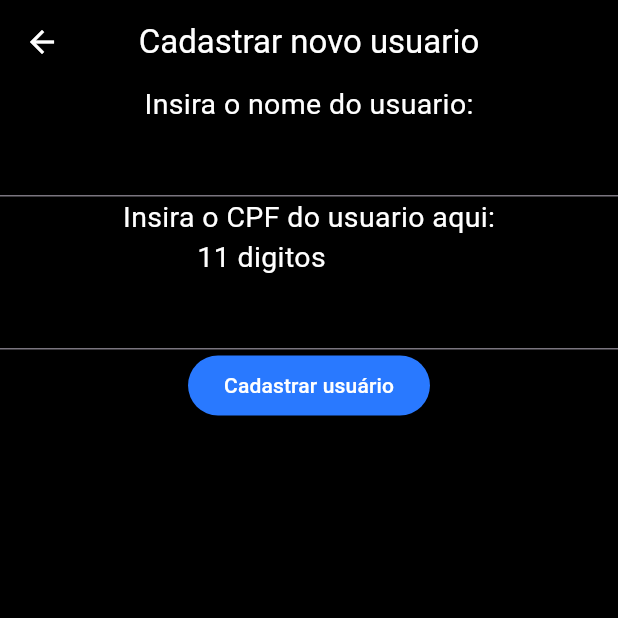
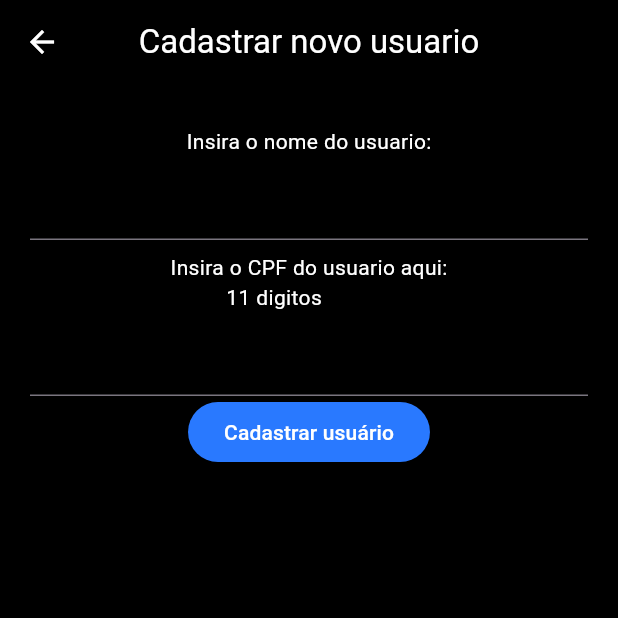
Before and after one commit to santos243/teste_app_api, a Flutter app: the screen it shows after launch, after a tap on "Cadastrar usuário", on a phone screen of 412 x 824 dp, the top half of it. Run offline on Flutter 3.47's test engine with Material 3 defaults, Android fonts, the phone set to English and light mode, and no system bars; network calls fail.

Commit message:
commit inicial

```diff
--- a/lib/core/http/application/my_http.dart
+++ b/lib/core/http/application/my_http.dart
@@ -39,8 +39,6 @@ class MyHttpService<T extends IModel> {
     );
     if (response.statusCode == 400) {
       throw Exception("Campo invalido ou nao preenchido.");
-    } else if (response.statusCode == 200) {
-      throw Exception("Cadastro efetuado com sucesso!");
     } else if (response.statusCode == 500) {
       throw Exception(
           "Ops, parece que nosso servidor está passando por manutenções, tente novamente mais tarde.");
@@ -59,8 +57,6 @@ class MyHttpService<T extends IModel> {
     } else if (response.statusCode == 500) {
       throw Exception(
           "Ops, parece que nosso servidor está passando por manutenções, tente novamente mais tarde.");
-    } else if (response.statusCode == 200) {
-      // throw Exception("Deleção efetuada com sucesso.");
     }
   }
 
--- a/lib/models/produto.dart
+++ b/lib/models/produto.dart
@@ -30,10 +30,9 @@ class Produto extends IModel {
   factory Produto.fromJson(String source) =>
       Produto.fromMap(json.decode(source) as Map<String, dynamic>);
 
-@override
+  @override
   Map<String, dynamic> toMap() {
     return <String, dynamic>{
-
       'nome': nome,
       'categoria': categoria,
       'valor': valor,
@@ -50,5 +49,4 @@ class Produto extends IModel {
   fromMap(Map<String, dynamic> map) {
     Produto.fromMap(map);
   }
-
 }
--- a/lib/paginas/pagina_cadastrar_user_page.dart
+++ b/lib/paginas/pagina_cadastrar_user_page.dart
@@ -32,22 +32,30 @@ class _PaginaCadastrarUserPageState extends State<PaginaCadastrarUserPage> {
         backgroundColor: Colors.black,
       ),
       body: Center(
+        child: Padding(
+          padding: const EdgeInsets.all(20.0),
           child: Column(
             mainAxisAlignment: MainAxisAlignment.start,
             crossAxisAlignment: CrossAxisAlignment.center,
             children: [
-            const Text(
+              const Padding(
+                padding: EdgeInsets.all(8.0),
+                child: Text(
                   'Insira o nome do usuario:',
-              style: TextStyle(color: Colors.white, fontSize: 19),
+                  style: TextStyle(color: Colors.white),
+                ),
               ),
               TextField(
                 controller: controllerNome,
                 style: const TextStyle(color: Colors.white),
               ),
-            const Text(
+              const Padding(
+                padding: EdgeInsets.all(8.0),
+                child: Text(
                   'Insira o CPF do usuario aqui:\n'
                   '\t\t\t\t\t\t\t\t\t\t11 digitos',
-              style: TextStyle(color: Colors.white, fontSize: 19),
+                  style: TextStyle(color: Colors.white),
+                ),
               ),
               TextField(
                 controller: controllerCpf,
@@ -63,6 +71,7 @@ class _PaginaCadastrarUserPageState extends State<PaginaCadastrarUserPage> {
                 ),
               ),
             ],
+          ),
         ),
       ),
     );
@@ -90,15 +99,7 @@ class _PaginaCadastrarUserPageState extends State<PaginaCadastrarUserPage> {
       );
     }
 
-    try {
     await myHttp.post(model: u, entity: 'usuario');
-    } catch (Exception) {
-      ScaffoldMessenger.of(context).showSnackBar(
-        SnackBar(
-          content: Text(Exception.toString()),
-        ),
-      );
-    }
 
     final usuarioConfirmou = await _showMyDialog();
 
@@ -167,6 +168,8 @@ class _PaginaCadastrarUserPageState extends State<PaginaCadastrarUserPage> {
               child: const Text('Sim'),
               onPressed: () {
                 Navigator.of(context).pop(true);
+                controllerCpf.clear();
+                controllerNome.clear();
               },
             ),
           ],
--- a/lib/paginas/pagina_info_usuarios_page.dart
+++ b/lib/paginas/pagina_info_usuarios_page.dart
@@ -24,12 +24,13 @@ class _PaginaDetalhesUsuarioState extends State<PaginaDetalhesUsuario> {
       ),
       body: Center(
         child: Column(
-          crossAxisAlignment: CrossAxisAlignment.stretch,
+          crossAxisAlignment: CrossAxisAlignment.center,
           children: [
             Container(
+              padding: const EdgeInsets.all(8.0),
               child: Image.network(
                 'https://cdn-icons-png.flaticon.com/512/8423/8423785.png',
-                width: 30,
+                width: 300,
                 height: 290,
                 fit: BoxFit.fitHeight,
                 color: Colors.blueAccent.shade400,
--- a/lib/paginas/pagina_inicial_page.dart
+++ b/lib/paginas/pagina_inicial_page.dart
@@ -9,6 +9,7 @@ import 'package:teste_app_api/paginas/pagina_deletar_produto_page.dart';
 import 'package:teste_app_api/paginas/pagina_deletar_usuarios_page.dart';
 import 'package:teste_app_api/paginas/pagina_produtos_page.dart';
 import 'package:teste_app_api/paginas/pagina_usuarios_page.dart';
+import 'package:teste_app_api/paginas/paginas_pedidos_page.dart';
 
 class PaginaInicialPage extends StatefulWidget {
   const PaginaInicialPage({super.key});
@@ -49,8 +50,19 @@ class _PaginaInicialPageState extends State<PaginaInicialPage> {
               ),
             ),
             ElevatedButton(
+              onPressed: irParaPedidos,
+              style: ElevatedButton.styleFrom(
+                  backgroundColor: Colors.blueAccent.shade400),
+              child: const Text(
+                'Pedidos',
+                style: TextStyle(color: Colors.white),
+                textScaler: TextScaler.linear(1.2),
+              ),
+            ),
+            ElevatedButton(
               onPressed: irParaUsuarios,
-              style: ElevatedButton.styleFrom(backgroundColor: Colors.blueAccent.shade400),
+              style: ElevatedButton.styleFrom(
+                  backgroundColor: Colors.blueAccent.shade400),
               child: const Text(
                 'Usuários',
                 textScaler: TextScaler.linear(1.2),
@@ -59,7 +71,8 @@ class _PaginaInicialPageState extends State<PaginaInicialPage> {
             ),
             ElevatedButton(
               onPressed: irParaProdutos,
-              style: ElevatedButton.styleFrom(backgroundColor: Colors.blueAccent.shade400),
+              style: ElevatedButton.styleFrom(
+                  backgroundColor: Colors.blueAccent.shade400),
               child: const Text(
                 'Produtos',
                 textScaler: TextScaler.linear(1.2),
@@ -68,7 +81,8 @@ class _PaginaInicialPageState extends State<PaginaInicialPage> {
             ),
             ElevatedButton(
               onPressed: irParaCadastroUsuarios,
-              style: ElevatedButton.styleFrom(backgroundColor: Colors.blueAccent.shade400),
+              style: ElevatedButton.styleFrom(
+                  backgroundColor: Colors.blueAccent.shade400),
               child: const Text(
                 'Cadastrar usuário',
                 textScaler: TextScaler.linear(1.2),
@@ -77,7 +91,8 @@ class _PaginaInicialPageState extends State<PaginaInicialPage> {
             ),
             ElevatedButton(
               onPressed: irParaCadastroProduto,
-              style: ElevatedButton.styleFrom(backgroundColor: Colors.blueAccent.shade400),
+              style: ElevatedButton.styleFrom(
+                  backgroundColor: Colors.blueAccent.shade400),
               child: const Text(
                 'Cadastrar produto',
                 textScaler: TextScaler.linear(1.2),
@@ -137,6 +152,11 @@ class _PaginaInicialPageState extends State<PaginaInicialPage> {
         MaterialPageRoute(builder: (_) => const PaginaDeletarProdutoPage()));
   }
 
+  void irParaPedidos() {
+    Navigator.push(
+        context, MaterialPageRoute(builder: (_) => const PaginasPedidosPage()));
+  }
+
   // void irParaDeleteUsuarios() {
   //   Navigator.push(context,
   //       MaterialPageRoute(builder: (_) => const PaginaDeletarUsuariosPage()));
--- a/lib/paginas/pagina_produtos_page.dart
+++ b/lib/paginas/pagina_produtos_page.dart
@@ -67,8 +67,8 @@ class _PaginaProdutosPageState extends State<PaginaProdutosPage> {
                           // ignore: prefer_const_literals_to_create_immutables
                           children: [
                             Image.network(
-                              'https://encrypted-tbn0.gstatic.com/images?q=tbn:ANd9GcSRbj_yi1IsynZEogJoBgYAu4f8-Ox5is10wg&s',
-                              height: 70,
+                             'https://cdn-icons-png.flaticon.com/512/5902/5902522.png',
+                              height: 50,
                               width: 50,
                               fit: BoxFit.cover,
                             ),
@@ -138,7 +138,7 @@ class _PaginaProdutosPageState extends State<PaginaProdutosPage> {
   }
 
   void irParaCadastroProduto() {
-    Navigator.pushReplacement(
+    Navigator.push(
       context,
       MaterialPageRoute(builder: (_) => const PaginaCadastrarProdutoPage()),
     );
```
Also changed, not shown: lib/paginas/pagina_cadastrar_produto_page.dart (+4 -9 lines), lib/paginas/pagina_info_produto_page.dart (+3 -6 lines), lib/paginas/paginas_pedidos_page.dart (added, +63 -0 lines), lib/paginas/pagina.dart (deleted). Lines whose indentation alone changed are shown as unchanged.
